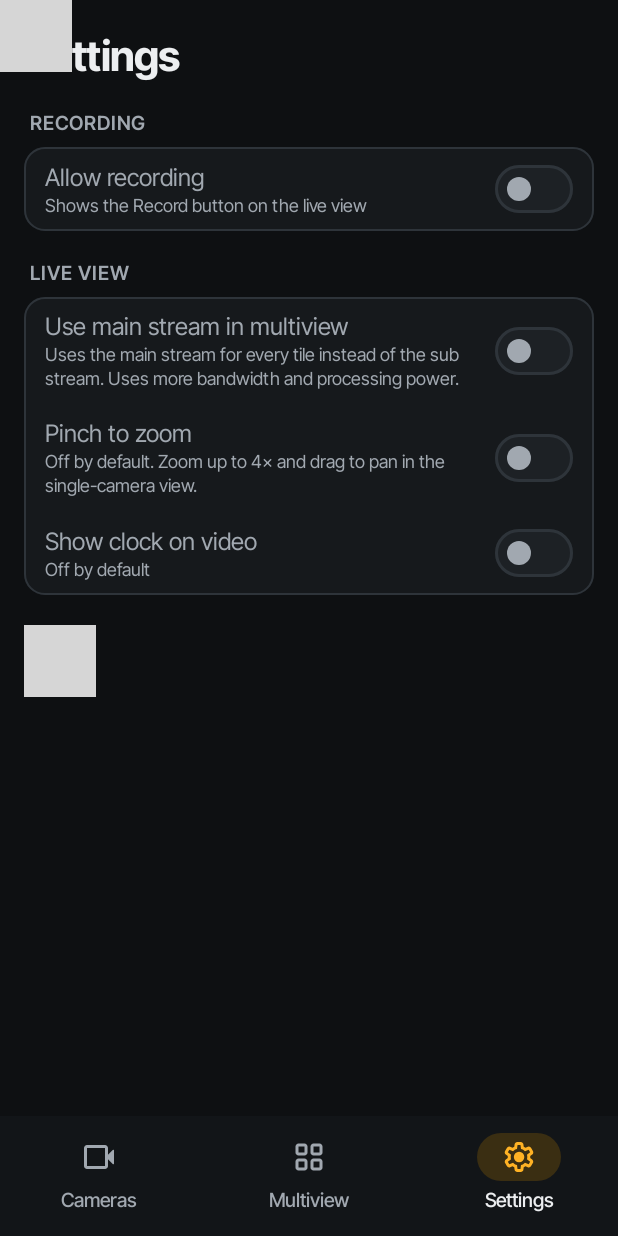
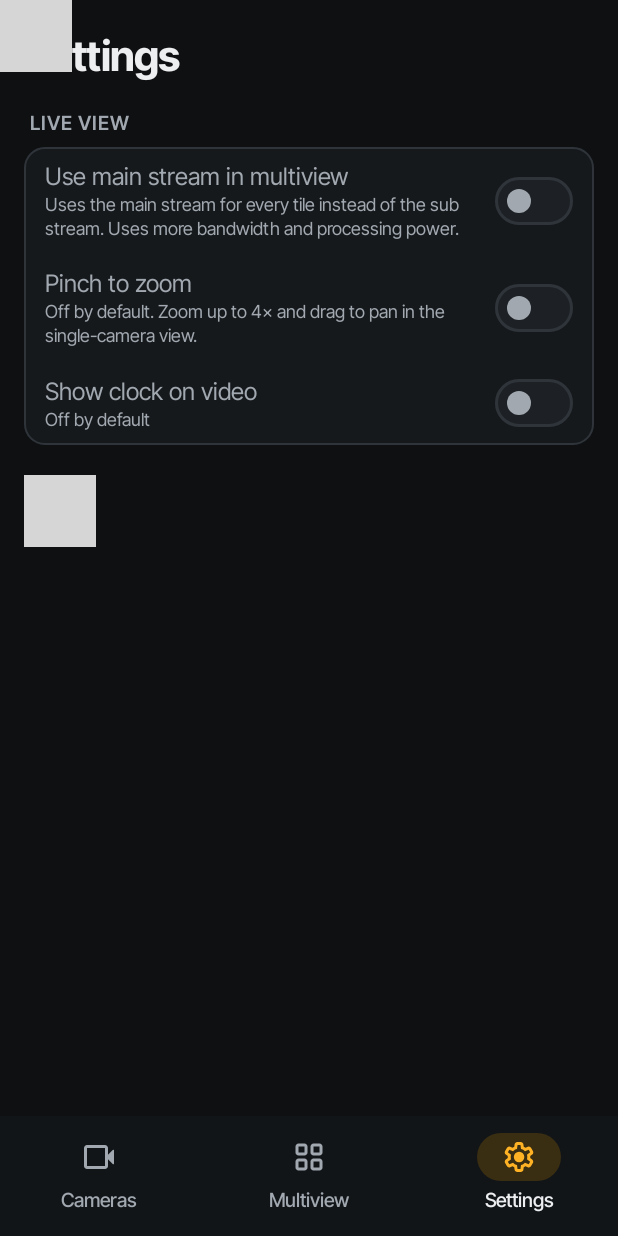
Before and after one commit to aaronburt/rtsp, an Android app built with Jetpack Compose: the SettingsScreen screen opened through its navigation route, on a phone screen of 412 x 824 dp. Run offline under Robolectric (Android 15) with nearby library versions, the phone set to English and light mode, and no system bars; 2 statements that could not run were skipped; grey boxes are pictures that could not be loaded.

Commit message:
Remove the placeholder recording feature
The Record button only ran a timer and never captured anything, and the
Recordings tab was an empty placeholder. Remove the button, its view model
state, the 'Allow recording' setting, the Recordings tab and related strings.

Co-Authored-By: Claude Sonnet 5.5 <noreply@anthropic.com>
Claude-Session: https://claude.ai/code/session_01H4T5YwPupbSTje1Xp4vxd7

```diff
--- a/app/src/main/java/uk/co/aaronburt/rtsp/ui/RtspApp.kt
+++ b/app/src/main/java/uk/co/aaronburt/rtsp/ui/RtspApp.kt
@@ -31,7 +31,6 @@ import uk.co.aaronburt.rtsp.R
 import uk.co.aaronburt.rtsp.data.AppContainer
 import uk.co.aaronburt.rtsp.ui.cameras.CamerasScreen
 import uk.co.aaronburt.rtsp.ui.cameras.CamerasViewModel
-import uk.co.aaronburt.rtsp.ui.components.PlaceholderScreen
 import uk.co.aaronburt.rtsp.ui.form.CameraFormScreen
 import uk.co.aaronburt.rtsp.ui.form.CameraFormViewModel
 import uk.co.aaronburt.rtsp.ui.live.LiveScreen
@@ -45,7 +44,6 @@ import uk.co.aaronburt.rtsp.update.UpdatePrompt
 object Routes {
     const val Cameras = "cameras"
     const val Multiview = "multiview"
-    const val Recordings = "recordings"
     const val Settings = "settings"
     const val Live = "live/{id}"
     const val Add = "camera/add"
@@ -61,11 +59,10 @@ private data class TopLevel(val route: String, val label: Int, val icon: Int)
 private val topLevel = listOf(
     TopLevel(Routes.Cameras, R.string.nav_cameras, R.drawable.ic_videocam),
     TopLevel(Routes.Multiview, R.string.nav_multiview, R.drawable.ic_grid_view),
-    TopLevel(Routes.Recordings, R.string.nav_recordings, R.drawable.ic_video_library),
     TopLevel(Routes.Settings, R.string.nav_settings, R.drawable.ic_settings),
 )
 
-private val barRoutes = setOf(Routes.Cameras, Routes.Recordings, Routes.Settings)
+private val barRoutes = setOf(Routes.Cameras, Routes.Settings)
 
 @Composable
 fun RtspApp(
@@ -78,7 +75,6 @@ fun RtspApp(
     val destination = backStackEntry?.destination
     val showBar = destination?.route in barRoutes
     val showClock by container.displayPreferences.showClock.collectAsStateWithLifecycle()
-    val allowRecording by container.displayPreferences.allowRecording.collectAsStateWithLifecycle()
     val pinchToZoom by container.displayPreferences.pinchToZoom.collectAsStateWithLifecycle()
     val multiviewMainStream by container.displayPreferences.multiviewMainStream.collectAsStateWithLifecycle()
 
@@ -90,7 +86,7 @@ fun RtspApp(
         bottomBar = {
             if (showBar) {
                 NavigationBar(containerColor = MaterialTheme.colorScheme.surfaceContainerLow) {
-                    topLevel.filter { it.route != Routes.Recordings || allowRecording }.forEach { item ->
+                    topLevel.forEach { item ->
                         val selected = destination?.hierarchy?.any { it.route == item.route } == true
                         NavigationBarItem(
                             selected = selected,
@@ -147,12 +143,6 @@ fun RtspApp(
                     useMainStream = multiviewMainStream,
                 )
             }
-            composable(Routes.Recordings) {
-                PlaceholderScreen(
-                    title = stringResource(R.string.nav_recordings),
-                    message = stringResource(R.string.recordings_placeholder),
-                )
-            }
             composable(Routes.Settings) {
                 SettingsScreen(preferences = container.displayPreferences)
             }
@@ -166,7 +156,6 @@ fun RtspApp(
                     onBack = { navController.popBackStack() },
                     onEdit = { navController.navigate(Routes.edit(it)) },
                     showClock = showClock,
-                    allowRecording = allowRecording,
                     pinchToZoom = pinchToZoom,
                 )
             }
--- a/app/src/main/java/uk/co/aaronburt/rtsp/ui/settings/SettingsScreen.kt
+++ b/app/src/main/java/uk/co/aaronburt/rtsp/ui/settings/SettingsScreen.kt
@@ -22,7 +22,6 @@ import uk.co.aaronburt.rtsp.update.UpdateSettingsSection
 @Composable
 fun SettingsScreen(preferences: DisplayPreferences, modifier: Modifier = Modifier) {
     val showClock by preferences.showClock.collectAsStateWithLifecycle()
-    val allowRecording by preferences.allowRecording.collectAsStateWithLifecycle()
     val pinchToZoom by preferences.pinchToZoom.collectAsStateWithLifecycle()
     val multiviewMainStream by preferences.multiviewMainStream.collectAsStateWithLifecycle()
     Column(
@@ -33,14 +32,6 @@ fun SettingsScreen(preferences: DisplayPreferences, modifier: Modifier = Modifie
         verticalArrangement = Arrangement.spacedBy(20.dp),
     ) {
         Text(text = stringResource(R.string.nav_settings), style = MaterialTheme.typography.headlineMedium)
-        SettingsSection(title = stringResource(R.string.settings_recording_title)) {
-            SwitchRow(
-                title = stringResource(R.string.settings_allow_recording_title),
-                subtitle = stringResource(R.string.settings_allow_recording_subtitle),
-                checked = allowRecording,
-                onCheckedChange = preferences::setAllowRecording,
-            )
-        }
         SettingsSection(title = stringResource(R.string.settings_live_title)) {
             SwitchRow(
                 title = stringResource(R.string.settings_multiview_main_stream_title),
--- a/app/src/main/java/uk/co/aaronburt/rtsp/ui/theme/Theme.kt
+++ b/app/src/main/java/uk/co/aaronburt/rtsp/ui/theme/Theme.kt
@@ -15,8 +15,6 @@ val DangerContainer = Color(0xFF3A2224)
 val OnDangerContainer = Color(0xFFFFD3CF)
 val OfflineSurface = Color(0xFF1E1415)
 val OfflineVideo = Color(0xFF241617)
-val RecordingContainer = Color(0xFF2A1617)
-val RecordingText = Color(0xFFFF9A92)
 val RecordBadge = Color(0xFFD93A30)
 val Success = Color(0xFF3DD68C)
 val StatusPending = Color(0xFFFF9500)
--- a/app/src/main/res/values/strings.xml
+++ b/app/src/main/res/values/strings.xml
@@ -4,9 +4,7 @@
 
     <string name="nav_cameras">Cameras</string>
     <string name="nav_multiview">Multiview</string>
-    <string name="nav_recordings">Recordings</string>
     <string name="nav_settings">Settings</string>
-    <string name="recordings_placeholder">Recordings and snapshots will appear here.</string>
 
     <string name="cameras_title">Cameras</string>
     <plurals name="cameras_count">
@@ -68,8 +66,6 @@
 
     <string name="fullscreen">Fullscreen</string>
     <string name="exit_fullscreen">Exit fullscreen</string>
-    <string name="record">Record</string>
-    <string name="stop_recording">Stop recording</string>
     <string name="action_snapshot">Snapshot</string>
     <string name="action_mute">Mute</string>
     <string name="action_unmute">Unmute</string>
@@ -79,7 +75,6 @@
     <string name="status_live">Live</string>
     <string name="status_pending">Connecting</string>
     <string name="status_error">Offline</string>
-    <string name="settings_recording_title">Recording</string>
     <string name="settings_live_title">Live view</string>
     <string name="settings_multiview_main_stream_title">Use main stream in multiview</string>
     <string name="settings_multiview_main_stream_subtitle">Uses the main stream for every tile instead of the sub stream. Uses more bandwidth and processing power.</string>
@@ -87,8 +82,6 @@
     <string name="settings_pinch_to_zoom_subtitle">Off by default. Zoom up to 4× and drag to pan in the single-camera view.</string>
     <string name="reset_zoom">Reset zoom</string>
     <string name="settings_show_clock_title">Show clock on video</string>
-    <string name="settings_allow_recording_title">Allow recording</string>
-    <string name="settings_allow_recording_subtitle">Shows the Record button on the live view</string>
     <string name="settings_show_clock_subtitle">Off by default</string>
     <string name="detail_url">URL</string>
     <string name="detail_transport">Transport</string>
```
Also changed, not shown: app/src/main/java/uk/co/aaronburt/rtsp/ui/live/LiveScreen.kt (+0 -46 lines), app/src/main/java/uk/co/aaronburt/rtsp/ui/live/LiveViewModel.kt (+0 -20 lines), app/src/main/java/uk/co/aaronburt/rtsp/ui/settings/DisplayPreferences.kt (+0 -18 lines), 1 other file.
